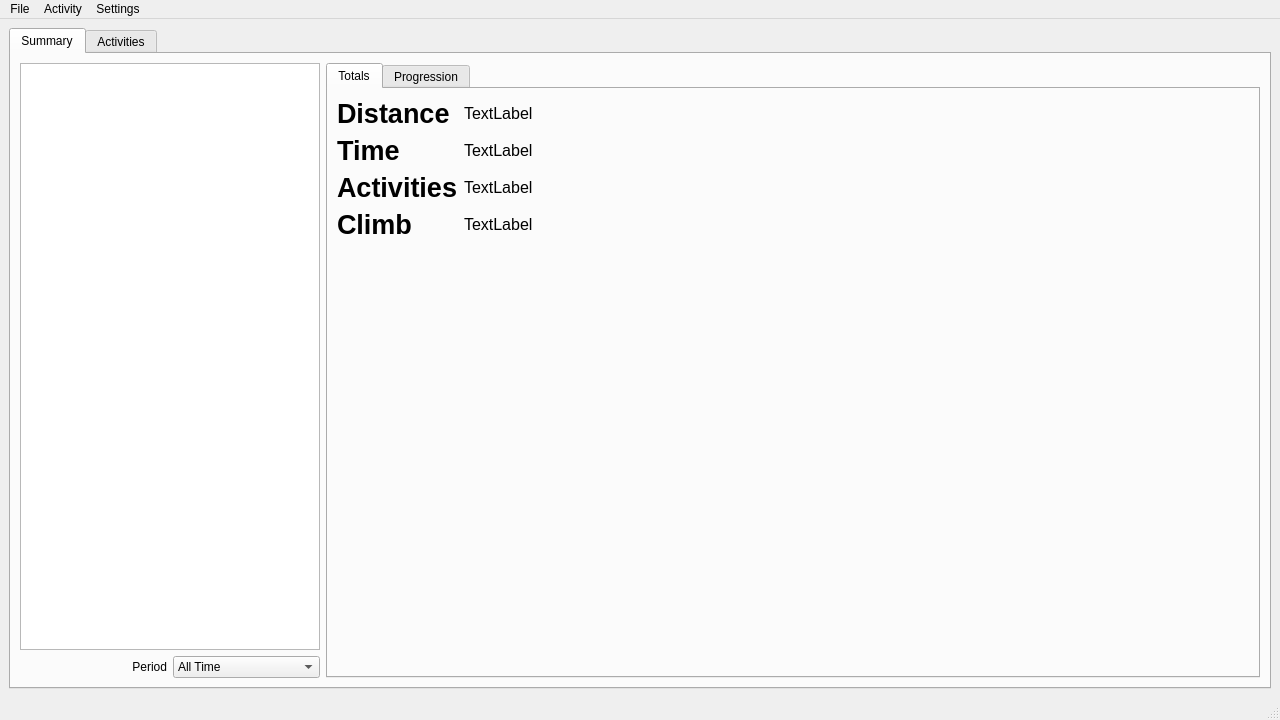
The window that resources/ui/main.ui (TomFryers/activate) describes before a commit, drawn with Qt 5.
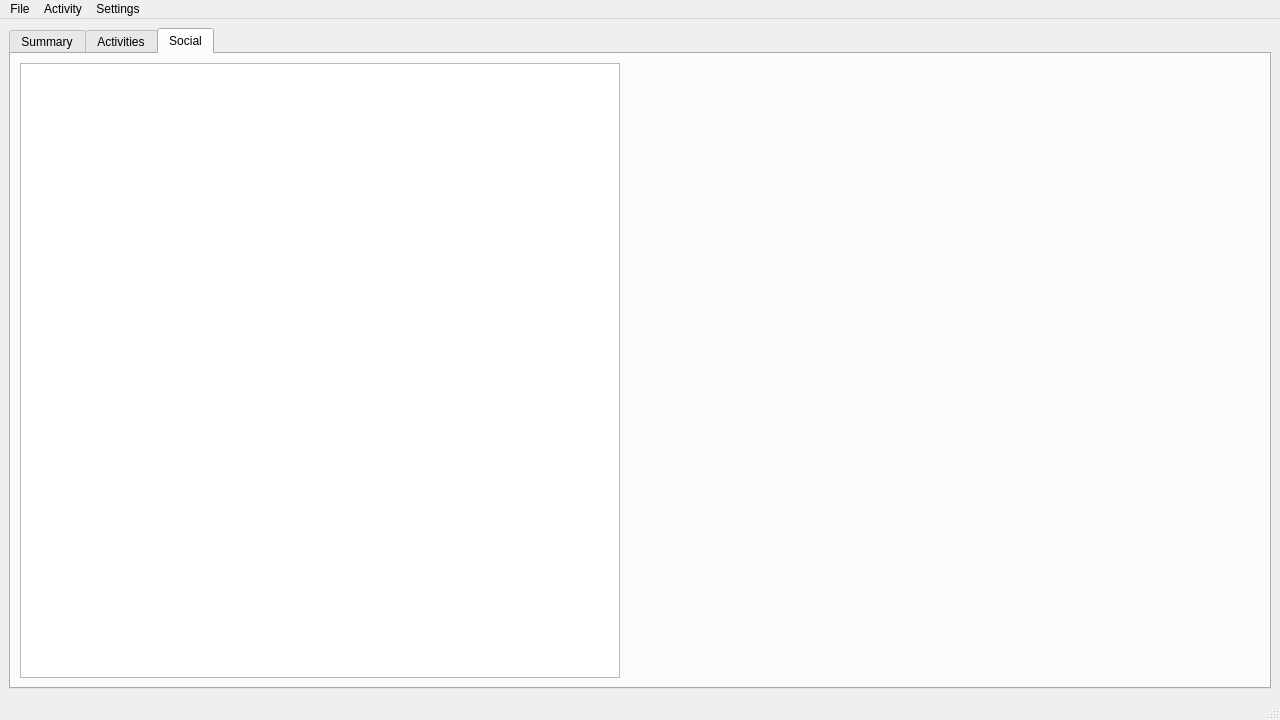
The same window after the commit. The open tabs and pages were chosen to show the change. Custom widgets are drawn as their Qt base class.

Commit message: Add social activity list

```diff
--- a/resources/ui/main.ui
+++ b/resources/ui/main.ui
@@ -275,6 +275,54 @@
         </item>
        </layout>
       </widget>
+      <widget class="QWidget" name="social_tab">
+       <attribute name="title">
+        <string>Social</string>
+       </attribute>
+       <layout class="QHBoxLayout" name="horizontalLayout_2">
+        <item>
+         <layout class="QVBoxLayout" name="verticalLayout">
+          <item>
+           <widget class="ActivityListTable" name="social_activity_list">
+            <property name="minimumSize">
+             <size>
+              <width>500</width>
+              <height>0</height>
+             </size>
+            </property>
+            <property name="maximumSize">
+             <size>
+              <width>600</width>
+              <height>16777215</height>
+             </size>
+            </property>
+            <property name="horizontalScrollBarPolicy">
+             <enum>Qt::ScrollBarAlwaysOff</enum>
+            </property>
+            <property name="editTriggers">
+             <set>QAbstractItemView::NoEditTriggers</set>
+            </property>
+            <property name="selectionMode">
+             <enum>QAbstractItemView::SingleSelection</enum>
+            </property>
+            <property name="selectionBehavior">
+             <enum>QAbstractItemView::SelectRows</enum>
+            </property>
+            <property name="sortingEnabled">
+             <bool>true</bool>
+            </property>
+            <property name="cornerButtonEnabled">
+             <bool>false</bool>
+            </property>
+           </widget>
+          </item>
+         </layout>
+        </item>
+        <item>
+         <widget class="ActivityView" name="social_activity_view" native="true"/>
+        </item>
+       </layout>
+      </widget>
      </widget>
     </item>
    </layout>
```
Left out of the diff: 19 changed lines with no effect on the pictures. The commit also changes 3 other files.
